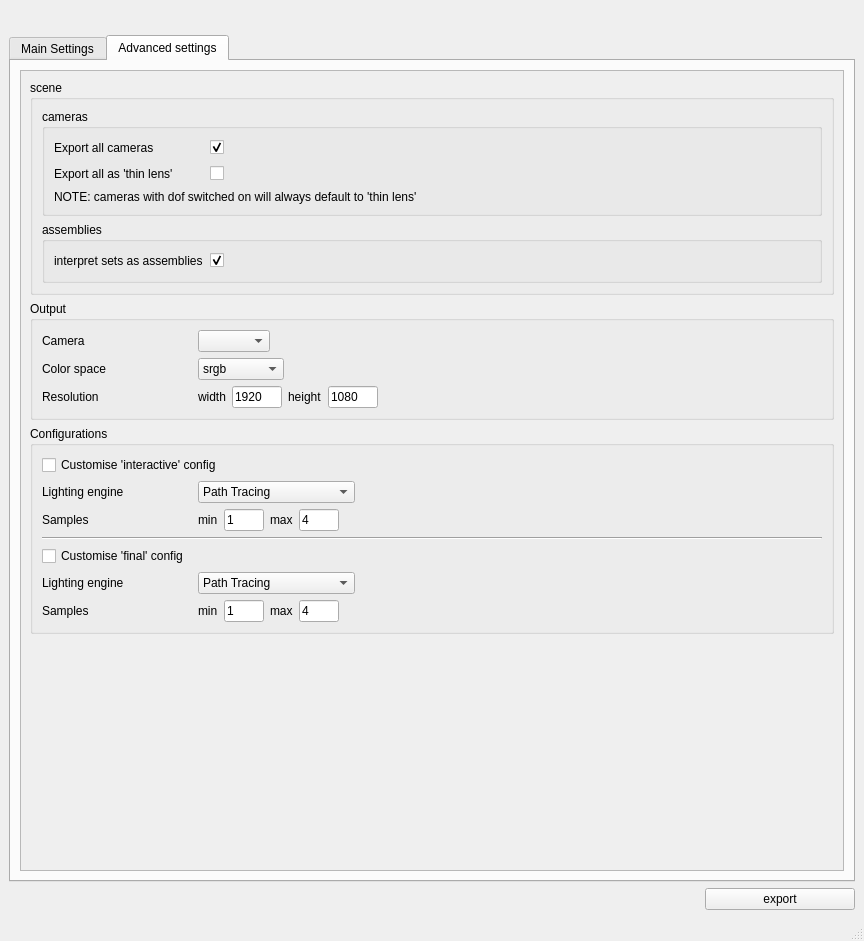
Above: mayaToAppleseed.ui from dictoon/mayaseed before the change. Below: the same form after it.
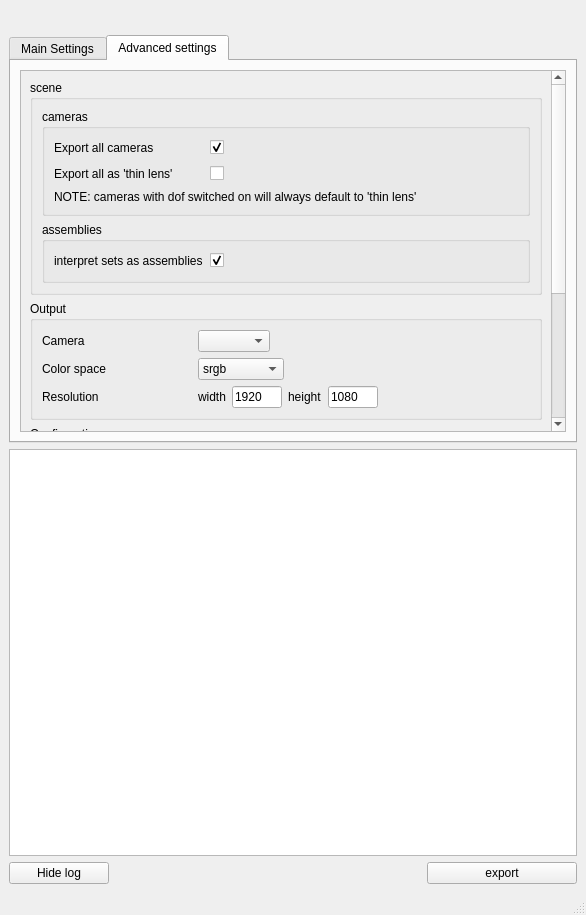
That is the form after the change. The open tabs and pages were chosen to show the change. Icons and pictures are not drawn.

Commit message: added output panel to guy, needs set of functions to write errors etc

Diff of the .ui file:
```diff
--- a/mayaToAppleseed.ui
+++ b/mayaToAppleseed.ui
@@ -6,8 +6,8 @@
    <rect>
     <x>0</x>
     <y>0</y>
-    <width>864</width>
-    <height>941</height>
+    <width>586</width>
+    <height>915</height>
    </rect>
   </property>
   <property name="sizePolicy">
@@ -354,7 +354,7 @@
             <rect>
              <x>0</x>
              <y>0</y>
-             <width>777</width>
+             <width>516</width>
              <height>663</height>
             </rect>
            </property>
@@ -1060,8 +1060,38 @@
       </widget>
      </widget>
     </item>
+    <item>
+     <widget class="QTextEdit" name="m2s_log">
+      <property name="readOnly">
+       <bool>true</bool>
+      </property>
+      <property name="html">
+       <string>&lt;!DOCTYPE HTML PUBLIC &quot;-//W3C//DTD HTML 4.0//EN&quot; &quot;http://www.w3.org/TR/REC-html40/strict.dtd&quot;&gt;
+&lt;html&gt;&lt;head&gt;&lt;meta name=&quot;qrichtext&quot; content=&quot;1&quot; /&gt;&lt;style type=&quot;text/css&quot;&gt;
+p, li { white-space: pre-wrap; }
+&lt;/style&gt;&lt;/head&gt;&lt;body style=&quot; font-family:'Lucida Grande'; font-size:13pt; font-weight:400; font-style:normal;&quot;&gt;
+&lt;p style=&quot;-qt-paragraph-type:empty; margin-top:0px; margin-bottom:0px; margin-left:0px; margin-right:0px; -qt-block-indent:0; text-indent:0px;&quot;&gt;&lt;/p&gt;&lt;/body&gt;&lt;/html&gt;</string>
+      </property>
+     </widget>
+    </item>
     <item>
      <layout class="QHBoxLayout" name="horizontalLayout_3">
+      <item>
+       <widget class="QPushButton" name="m2s_hideLog">
+        <property name="minimumSize">
+         <size>
+          <width>100</width>
+          <height>0</height>
+         </size>
+        </property>
+        <property name="text">
+         <string>Hide log</string>
+        </property>
+        <property name="+command" stdset="0">
+         <string>&quot;mayaToAppleseed.hideLog()&quot;</string>
+        </property>
+       </widget>
+      </item>
       <item>
        <spacer name="horizontalSpacer">
         <property name="orientation">
```
Left out of the diff: 6 changed lines with no effect on the pictures. The commit also changes 1 other file.
